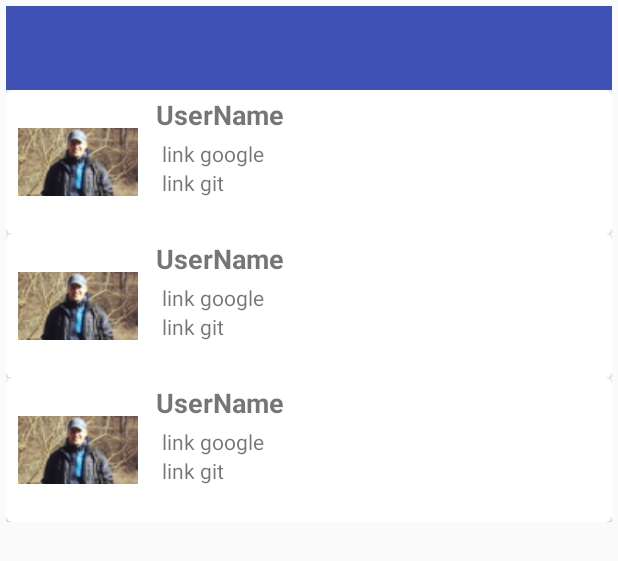
After one commit to NikPikhmanets/ListStudents, an Android app: the layout activity_realm.xml on its own in the app's theme, with its tools: preview values and no code run, on a phone screen of 412 x 824 dp. The commit adds this screen. Shown: the top 561 px of the screen. Run offline under Robolectric (Android 15) with nearby library versions, the phone set to English and light mode, and no system bars.

Commit message:
realm/crash

```diff
--- a/app/src/main/AndroidManifest.xml
+++ b/app/src/main/AndroidManifest.xml
@@ -13,6 +13,7 @@
         android:icon="@mipmap/ic_launcher"
         android:label="@string/app_name"
         android:supportsRtl="true"
+        android:name=".realm.data.App"
         android:theme="@style/AppTheme">
         <activity
             android:name=".MainActivity"
@@ -56,6 +57,9 @@
             android:name=".ImageActivity"
             android:label="@string/image_from_gallery_camera" />
         <activity android:name=".contact.PhoneBookActivity" />
+        <activity android:name=".realm.RealmActivity"
+            android:theme="@style/AppTheme.NoActionBar"/>
+
     </application>
 
 </manifest>
--- /dev/null
+++ b/app/src/main/res/layout/activity_realm.xml
@@ -0,0 +1,20 @@
+<?xml version="1.0" encoding="utf-8"?>
+<LinearLayout xmlns:android="http://schemas.android.com/apk/res/android"
+    xmlns:app="http://schemas.android.com/apk/res-auto"
+    xmlns:tools="http://schemas.android.com/tools"
+    android:layout_width="match_parent"
+    android:layout_height="match_parent"
+    android:layout_margin="4dp"
+    android:orientation="vertical"
+    tools:context="com.example.studentslist.realm.RealmActivity">
+
+    <include layout="@layout/realm_toolbar" />
+
+    <android.support.v7.widget.RecyclerView
+        android:id="@+id/rvRealmUsers"
+        android:layout_width="match_parent"
+        android:layout_height="match_parent"
+        app:layoutManager="android.support.v7.widget.LinearLayoutManager"
+        tools:listitem="@layout/list_item_realm" />
+
+</LinearLayout>
--- /dev/null
+++ b/app/src/main/res/layout/list_item_realm.xml
@@ -0,0 +1,61 @@
+<LinearLayout xmlns:android="http://schemas.android.com/apk/res/android"
+    xmlns:card_view="http://schemas.android.com/apk/res-auto"
+    xmlns:tools="http://schemas.android.com/tools"
+
+    android:layout_width="match_parent"
+    android:layout_height="wrap_content"
+    android:orientation="vertical">
+
+    <android.support.v7.widget.CardView xmlns:card_view="http://schemas.android.com/apk/res-auto"
+        android:id="@+id/card_view"
+        android:layout_width="match_parent"
+        android:layout_height="wrap_content"
+        card_view:cardCornerRadius="4dp">
+
+        <RelativeLayout
+            android:layout_width="match_parent"
+            android:layout_height="wrap_content">
+
+            <ImageView
+                android:id="@+id/realmAvatar"
+                android:layout_width="80dp"
+                android:layout_height="80dp"
+                android:layout_margin="8dp"
+                android:contentDescription="@string/avatar"
+                android:src="@drawable/pikhmanets"
+                android:foregroundGravity="center_vertical"/>
+
+            <TextView
+                android:id="@+id/realmTextUserName"
+                android:layout_width="match_parent"
+                android:layout_height="wrap_content"
+                android:layout_toEndOf="@+id/realmAvatar"
+                android:textSize="18sp"
+                android:textStyle="bold"
+                android:layout_margin="4dp"
+                tools:text="@string/username" />
+
+            <TextView
+                android:id="@+id/textLinkGitHub"
+                android:layout_width="match_parent"
+                android:layout_height="wrap_content"
+                android:layout_toEndOf="@+id/realmAvatar"
+                android:layout_below="@+id/realmTextUserName"
+                android:textSize="14sp"
+                android:layout_marginStart="8dp"
+                tools:text="link google" />
+
+            <TextView
+                android:id="@+id/textLinkGoogle"
+                android:layout_width="wrap_content"
+                android:layout_height="wrap_content"
+                android:layout_toEndOf="@+id/realmAvatar"
+                android:layout_below="@+id/textLinkGitHub"
+                android:textSize="14sp"
+                android:layout_marginStart="8dp"
+                tools:text="link git" />
+
+        </RelativeLayout>
+
+    </android.support.v7.widget.CardView>
+</LinearLayout>
--- /dev/null
+++ b/app/src/main/res/layout/realm_toolbar.xml
@@ -0,0 +1,8 @@
+<?xml version="1.0" encoding="utf-8"?>
+<android.support.v7.widget.Toolbar xmlns:android="http://schemas.android.com/apk/res/android"
+    xmlns:app="http://schemas.android.com/apk/res-auto"
+    android:id="@+id/toolbar_actionbar"
+    android:layout_width="match_parent"
+    android:layout_height="?android:actionBarSize"
+    android:background="@color/colorPrimary"
+    app:theme="@style/Theme.Design.Light.NoActionBar" />
--- a/app/src/main/res/values/strings.xml
+++ b/app/src/main/res/values/strings.xml
@@ -58,4 +58,7 @@
     <string name="ivanov_ivan">Ivanov Ivan</string>
     <string name="exam_number">+38000000000</string>
     <string name="avatar">avatar</string>
+    <string name="five_hometask">Five hometask</string>
+    <string name="realm_list_students">Realm List Students</string>
+    <string name="search_hint">поиск</string>
 </resources>
--- a/app/src/main/res/values/styles.xml
+++ b/app/src/main/res/values/styles.xml
@@ -6,9 +6,13 @@
         <item name="colorPrimary">@color/colorPrimary</item>
         <item name="colorPrimaryDark">@color/colorPrimaryDark</item>
         <item name="colorAccent">@color/colorAccent</item>
+
     </style>
 
     <style name="AppTheme.NoActionBar">
+        <item name="colorPrimary">@color/colorPrimary</item>
+        <item name="colorPrimaryDark">@color/colorPrimaryDark</item>
+        <item name="colorAccent">@color/colorAccent</item>
         <item name="windowActionBar">false</item>
         <item name="windowNoTitle">true</item>
     </style>
@@ -22,4 +26,11 @@
         <item name="android:background">@drawable/fab_label_background</item>
         <item name="android:textColor">@color/white</item>
     </style>
+
+    <style name="AppThemeNoAB" parent="Theme.AppCompat.Light.NoActionBar">
+        <item name="colorPrimary">@color/colorPrimary</item>
+        <item name="colorPrimaryDark">@color/colorPrimaryDark</item>
+        <item name="colorAccent">@color/colorAccent</item>
+    </style>
+
 </resources>
--- a/build.gradle
+++ b/build.gradle
@@ -5,7 +5,8 @@ buildscript {
         jcenter()
     }
     dependencies {
-        classpath 'com.android.tools.build:gradle:2.2.2'
+        classpath 'com.android.tools.build:gradle:2.2.3'
+        classpath "io.realm:realm-gradle-plugin:2.2.1"
         // NOTE: Do not place your application dependencies here; they belong
         // in the individual module build.gradle files
     }
```
Also changed, not shown: app/build.gradle (+8 -6 lines), app/src/main/java/com/example/studentslist/MainActivity.java (+13 -3 lines), app/src/main/java/com/example/studentslist/realm/RealmActivity.java (added, +120 -0 lines), app/src/main/java/com/example/studentslist/realm/UserAdapter.java (added, +74 -0 lines), app/src/main/java/com/example/studentslist/realm/data/App.java (added, +20 -0 lines), app/src/main/java/com/example/studentslist/realm/data/User.java (added, +235 -0 lines), app/src/main/res/drawable/ic_search_black_24dp.xml (added, +9 -0 lines), app/src/main/res/layout/activity_main.xml (+28 -8 lines), app/src/main/res/menu/menu_realm.xml (added, +10 -0 lines).
